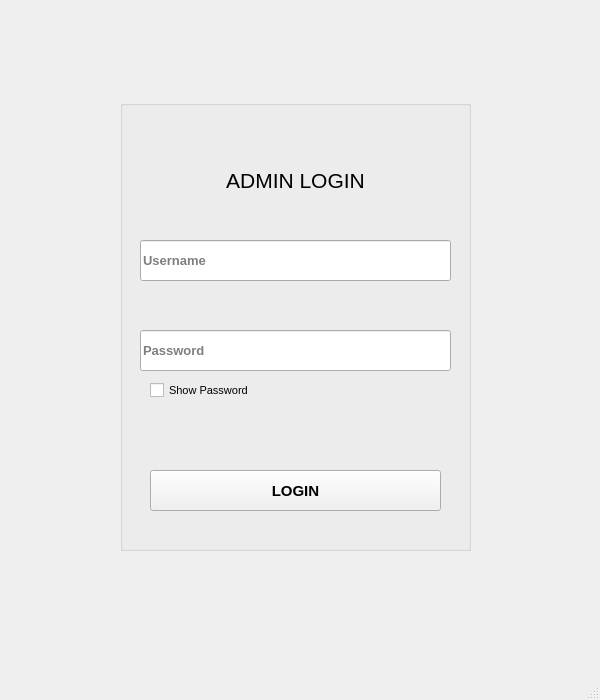
The window that CarRent/loginadmin.ui (Mani-SSH/Car_Rental) describes before a commit, drawn with Qt 5.
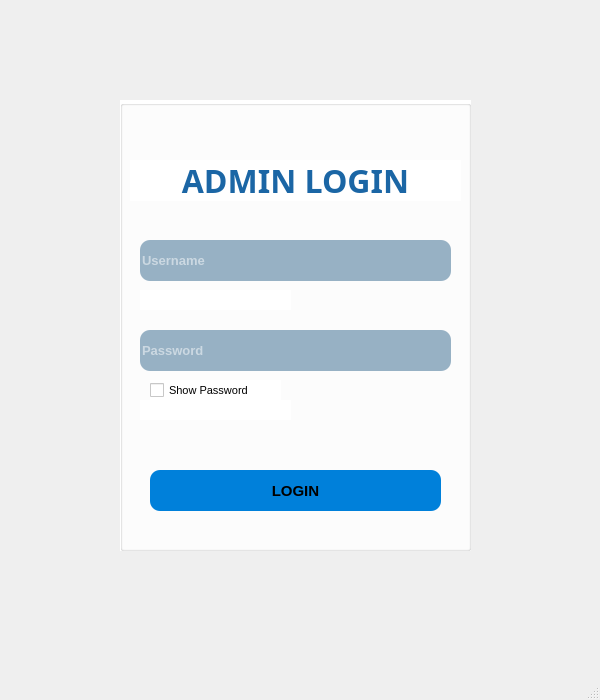
The same window after the commit.

```diff
--- a/CarRent/loginadmin.ui
+++ b/CarRent/loginadmin.ui
@@ -16,6 +16,9 @@
   <property name="windowTitle">
    <string>LoginAdmin</string>
   </property>
+  <property name="styleSheet">
+   <string notr="true"/>
+  </property>
   <widget class="QWidget" name="centralwidget">
    <widget class="QGroupBox" name="groupBox_Login">
     <property name="geometry">
@@ -26,6 +29,9 @@
       <height>451</height>
      </rect>
     </property>
+    <property name="styleSheet">
+     <string notr="true">background-color: rgb(255, 255, 255);</string>
+    </property>
     <property name="title">
      <string/>
     </property>
@@ -49,6 +55,12 @@
      <property name="cursor">
       <cursorShape>IBeamCursor</cursorShape>
      </property>
+     <property name="styleSheet">
+      <string notr="true">background-color: rgb(151, 177, 196);
+color: rgb(255, 255, 255);
+border-radius:10;
+</string>
+     </property>
      <property name="placeholderText">
       <string>Username</string>
      </property>
@@ -68,6 +80,11 @@
        <bold>true</bold>
       </font>
      </property>
+     <property name="styleSheet">
+      <string notr="true">background-color: rgb(151, 177, 196);
+color: rgb(255, 255, 255);
+border-radius:10;</string>
+     </property>
      <property name="echoMode">
       <enum>QLineEdit::Password</enum>
      </property>
@@ -89,6 +106,9 @@
        <pointsize>8</pointsize>
       </font>
      </property>
+     <property name="styleSheet">
+      <string notr="true">color: rgb(0, 0, 0);</string>
+     </property>
      <property name="text">
       <string>Show Password</string>
      </property>
@@ -151,12 +171,16 @@
          </brush>
         </colorrole>
         <colorrole role="Button">
-         <brush brushstyle="SolidPattern">
+         <brush brushstyle="LinearGradientPattern">
+          <gradient startx="0.251000000000000" starty="0.216000000000000" endx="0.811000000000000" endy="0.898000000000000" type="LinearGradient" spread="ReflectSpread" coordinatemode="ObjectBoundingMode">
+           <gradientstop position="0.255556000000000">
           <color alpha="255">
            <red>0</red>
-           <green>0</green>
-           <blue>127</blue>
-          </color>
+             <green>128</green>
+             <blue>218</blue>
+            </color>
+           </gradientstop>
+          </gradient>
          </brush>
         </colorrole>
         <colorrole role="Light">
@@ -223,21 +247,29 @@
          </brush>
         </colorrole>
         <colorrole role="Base">
-         <brush brushstyle="SolidPattern">
+         <brush brushstyle="LinearGradientPattern">
+          <gradient startx="0.251000000000000" starty="0.216000000000000" endx="0.811000000000000" endy="0.898000000000000" type="LinearGradient" spread="ReflectSpread" coordinatemode="ObjectBoundingMode">
+           <gradientstop position="0.255556000000000">
           <color alpha="255">
-           <red>255</red>
-           <green>255</green>
-           <blue>255</blue>
-          </color>
+             <red>0</red>
+             <green>128</green>
+             <blue>218</blue>
+            </color>
+           </gradientstop>
+          </gradient>
          </brush>
         </colorrole>
         <colorrole role="Window">
-         <brush brushstyle="SolidPattern">
+         <brush brushstyle="LinearGradientPattern">
+          <gradient startx="0.251000000000000" starty="0.216000000000000" endx="0.811000000000000" endy="0.898000000000000" type="LinearGradient" spread="ReflectSpread" coordinatemode="ObjectBoundingMode">
+           <gradientstop position="0.255556000000000">
           <color alpha="255">
-           <red>240</red>
-           <green>240</green>
-           <blue>240</blue>
-          </color>
+             <red>0</red>
+             <green>128</green>
+             <blue>218</blue>
+            </color>
+           </gradientstop>
+          </gradient>
          </brush>
         </colorrole>
         <colorrole role="Shadow">
@@ -342,12 +374,16 @@
          </brush>
         </colorrole>
         <colorrole role="Button">
-         <brush brushstyle="SolidPattern">
+         <brush brushstyle="LinearGradientPattern">
+          <gradient startx="0.251000000000000" starty="0.216000000000000" endx="0.811000000000000" endy="0.898000000000000" type="LinearGradient" spread="ReflectSpread" coordinatemode="ObjectBoundingMode">
+           <gradientstop position="0.255556000000000">
           <color alpha="255">
-           <red>240</red>
-           <green>240</green>
-           <blue>240</blue>
-          </color>
+             <red>0</red>
+             <green>128</green>
+             <blue>218</blue>
+            </color>
+           </gradientstop>
+          </gradient>
          </brush>
         </colorrole>
         <colorrole role="Light">
@@ -414,21 +450,29 @@
          </brush>
         </colorrole>
         <colorrole role="Base">
-         <brush brushstyle="SolidPattern">
+         <brush brushstyle="LinearGradientPattern">
+          <gradient startx="0.251000000000000" starty="0.216000000000000" endx="0.811000000000000" endy="0.898000000000000" type="LinearGradient" spread="ReflectSpread" coordinatemode="ObjectBoundingMode">
+           <gradientstop position="0.255556000000000">
           <color alpha="255">
-           <red>255</red>
-           <green>255</green>
-           <blue>255</blue>
-          </color>
+             <red>0</red>
+             <green>128</green>
+             <blue>218</blue>
+            </color>
+           </gradientstop>
+          </gradient>
          </brush>
         </colorrole>
         <colorrole role="Window">
-         <brush brushstyle="SolidPattern">
+         <brush brushstyle="LinearGradientPattern">
+          <gradient startx="0.251000000000000" starty="0.216000000000000" endx="0.811000000000000" endy="0.898000000000000" type="LinearGradient" spread="ReflectSpread" coordinatemode="ObjectBoundingMode">
+           <gradientstop position="0.255556000000000">
           <color alpha="255">
-           <red>240</red>
-           <green>240</green>
-           <blue>240</blue>
-          </color>
+             <red>0</red>
+             <green>128</green>
+             <blue>218</blue>
+            </color>
+           </gradientstop>
+          </gradient>
          </brush>
         </colorrole>
         <colorrole role="Shadow">
@@ -533,12 +577,16 @@
          </brush>
         </colorrole>
         <colorrole role="Button">
-         <brush brushstyle="SolidPattern">
+         <brush brushstyle="LinearGradientPattern">
+          <gradient startx="0.251000000000000" starty="0.216000000000000" endx="0.811000000000000" endy="0.898000000000000" type="LinearGradient" spread="ReflectSpread" coordinatemode="ObjectBoundingMode">
+           <gradientstop position="0.255556000000000">
           <color alpha="255">
            <red>0</red>
-           <green>0</green>
-           <blue>127</blue>
-          </color>
+             <green>128</green>
+             <blue>218</blue>
+            </color>
+           </gradientstop>
+          </gradient>
          </brush>
         </colorrole>
         <colorrole role="Light">
@@ -605,21 +653,29 @@
          </brush>
         </colorrole>
         <colorrole role="Base">
-         <brush brushstyle="SolidPattern">
+         <brush brushstyle="LinearGradientPattern">
+          <gradient startx="0.251000000000000" starty="0.216000000000000" endx="0.811000000000000" endy="0.898000000000000" type="LinearGradient" spread="ReflectSpread" coordinatemode="ObjectBoundingMode">
+           <gradientstop position="0.255556000000000">
           <color alpha="255">
-           <red>240</red>
-           <green>240</green>
-           <blue>240</blue>
-          </color>
+             <red>0</red>
+             <green>128</green>
+             <blue>218</blue>
+            </color>
+           </gradientstop>
+          </gradient>
          </brush>
         </colorrole>
         <colorrole role="Window">
-         <brush brushstyle="SolidPattern">
+         <brush brushstyle="LinearGradientPattern">
+          <gradient startx="0.251000000000000" starty="0.216000000000000" endx="0.811000000000000" endy="0.898000000000000" type="LinearGradient" spread="ReflectSpread" coordinatemode="ObjectBoundingMode">
+           <gradientstop position="0.255556000000000">
           <color alpha="255">
-           <red>240</red>
-           <green>240</green>
-           <blue>240</blue>
-          </color>
+             <red>0</red>
+             <green>128</green>
+             <blue>218</blue>
+            </color>
+           </gradientstop>
+          </gradient>
          </brush>
         </colorrole>
         <colorrole role="Shadow">
@@ -721,6 +777,10 @@
        <bold>true</bold>
       </font>
      </property>
+     <property name="styleSheet">
+      <string notr="true">background-color: qlineargradient(spread:reflect, x1:0.251, y1:0.216, x2:0.811, y2:0.898, stop:0.255556 rgba(0, 128, 218, 255));
+border-radius:10;</string>
+     </property>
      <property name="text">
       <string>LOGIN</string>
      </property>
@@ -736,9 +796,14 @@
      </property>
      <property name="font">
       <font>
-       <pointsize>16</pointsize>
+       <family>Gotham</family>
+       <pointsize>24</pointsize>
+       <bold>true</bold>
       </font>
      </property>
+     <property name="styleSheet">
+      <string notr="true">color: rgb(27, 102, 165);</string>
+     </property>
      <property name="text">
       <string>ADMIN LOGIN</string>
      </property>
```
Left out of the diff: 15 changed lines with no effect on the pictures. Lines whose indentation alone changed are shown as unchanged.
